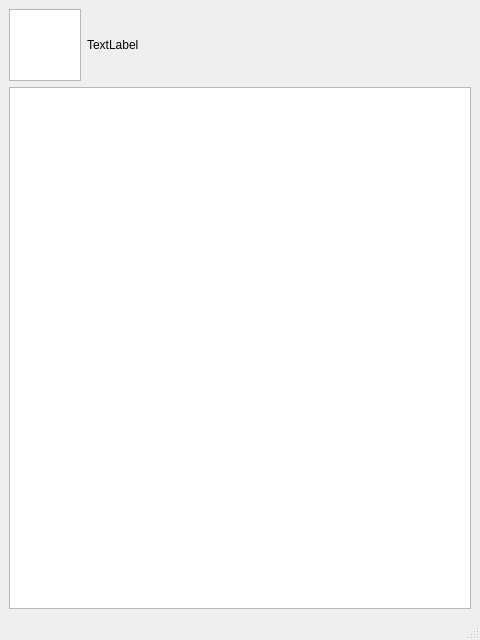
Qt form main.ui (sharpevo/identpattern) before a commit.
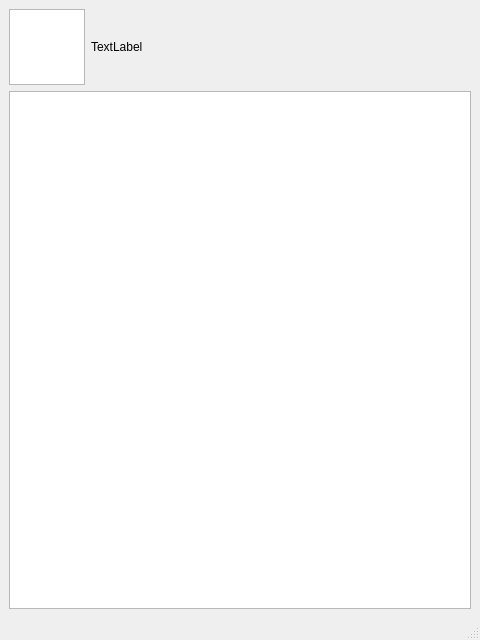
The same form after that commit.

Commit message: fix width of icon graphicview and assign individual scene for icon and canvas

Diff of the .ui file:
```diff
--- a/main.ui
+++ b/main.ui
@@ -33,8 +33,8 @@
         </property>
         <property name="maximumSize">
          <size>
-          <width>72</width>
-          <height>72</height>
+          <width>76</width>
+          <height>76</height>
          </size>
         </property>
         <property name="verticalScrollBarPolicy">
```
The commit also changes 2 other files.
